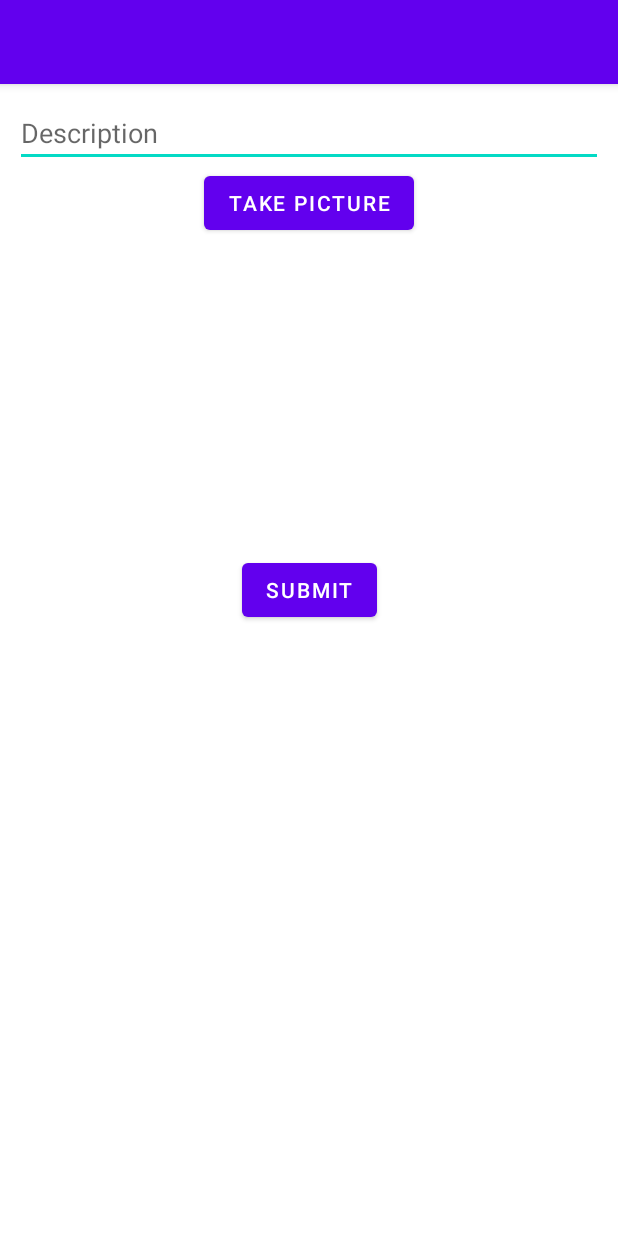
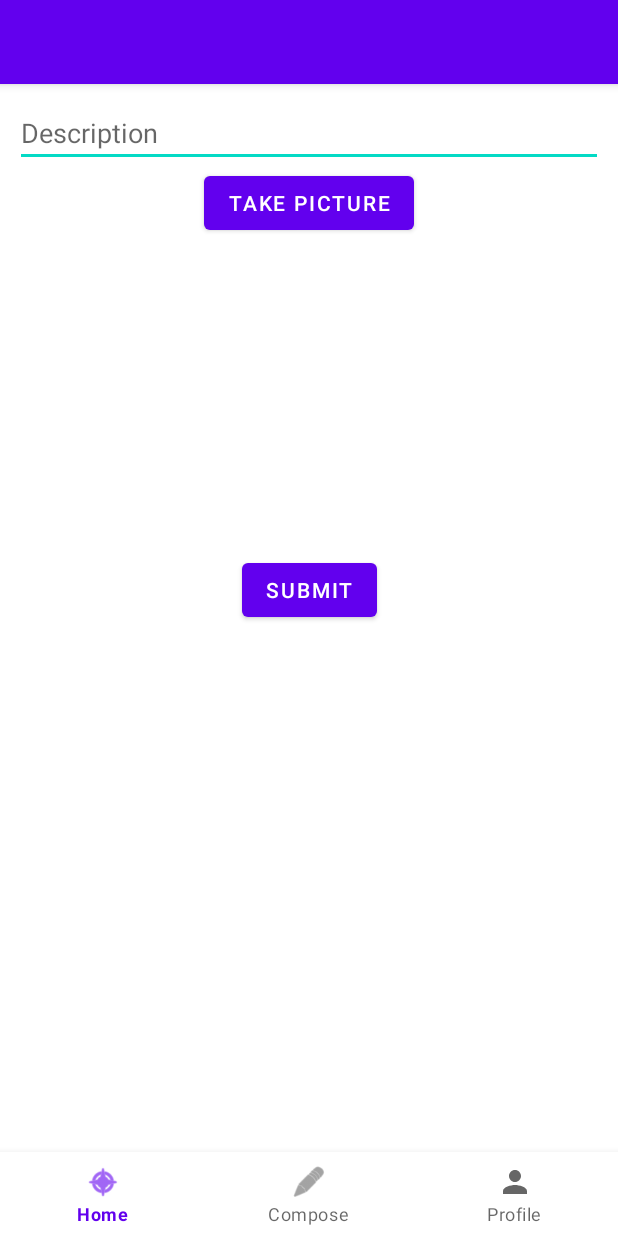
Before and after one commit to philipjpark/CodePathAndroidParstagram, an Android app: the MainActivity screen opened directly, with no data from a screen before it, on a phone screen of 412 x 824 dp. Run offline under Robolectric (Android 15) with nearby library versions, the phone set to English and light mode, and no system bars; libraries missing offline, so code that uses them is left out: com.parse.

Commit message:
Completed Bottom Navigation View.

```diff
--- a/app/build.gradle
+++ b/app/build.gradle
@@ -4,12 +4,12 @@ plugins {
 }
 
 android {
-    compileSdk 32
+    compileSdk 31
 
     defaultConfig {
         applicationId "com.example.parstagram"
         minSdk 21
-        targetSdk 32
+        targetSdk 31
         versionCode 1
         versionName "1.0"
 
--- /dev/null
+++ b/app/src/main/res/drawable/ic_baseline_person_24.xml
@@ -0,0 +1,10 @@
+<vector xmlns:android="http://schemas.android.com/apk/res/android"
+    android:width="24dp"
+    android:height="24dp"
+    android:viewportWidth="24"
+    android:viewportHeight="24"
+    android:tint="?attr/colorControlNormal">
+  <path
+      android:fillColor="@android:color/white"
+      android:pathData="M12,12c2.21,0 4,-1.79 4,-4s-1.79,-4 -4,-4 -4,1.79 -4,4 1.79,4 4,4zM12,14c-2.67,0 -8,1.34 -8,4v2h16v-2c0,-2.66 -5.33,-4 -8,-4z"/>
+</vector>
--- a/app/src/main/res/layout/activity_main.xml
+++ b/app/src/main/res/layout/activity_main.xml
@@ -45,4 +45,11 @@
         app:layout_constraintEnd_toEndOf="parent"
         app:layout_constraintStart_toStartOf="parent"
         app:layout_constraintTop_toTopOf="parent" />
+
+    <com.google.android.material.bottomnavigation.BottomNavigationView
+        android:id="@+id/bottom_navigation"
+        android:layout_width="match_parent"
+        android:layout_height="wrap_content"
+        app:layout_constraintBottom_toBottomOf="parent"
+        app:menu="@menu/menu_bottom_navigation" />
 </androidx.constraintlayout.widget.ConstraintLayout>
--- /dev/null
+++ b/app/src/main/res/menu/menu_bottom_navigation.xml
@@ -0,0 +1,20 @@
+<?xml version="1.0" encoding="utf-8"?>
+<menu xmlns:app="http://schemas.android.com/apk/res-auto"
+    xmlns:android="http://schemas.android.com/apk/res/android">
+
+    <item
+        android:id="@+id/action_home"
+        android:icon="@android:drawable/ic_menu_compass"
+        android:title="Home"
+        app:showAsAction="always" />
+    <item
+        android:id="@+id/action_compose"
+        android:icon="@android:drawable/ic_menu_edit"
+        android:title="Compose"
+        app:showAsAction="always" />
+    <item
+        android:id="@+id/action_profile"
+        android:icon="@drawable/ic_baseline_person_24"
+        android:title="Profile"
+        app:showAsAction="always" />
+</menu>
```
Also changed, not shown: app/src/main/java/com/example/parstagram/MainActivity.kt (+25 -1 lines).
